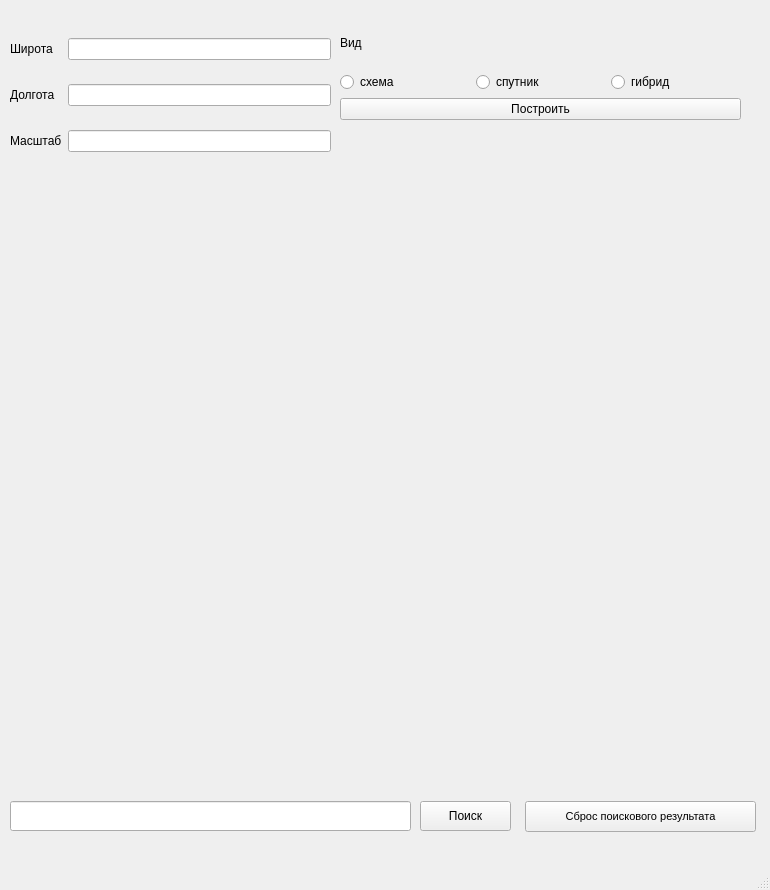
Qt form des.ui (Darya-Tolmeneva/BigProject0-0) before a commit.
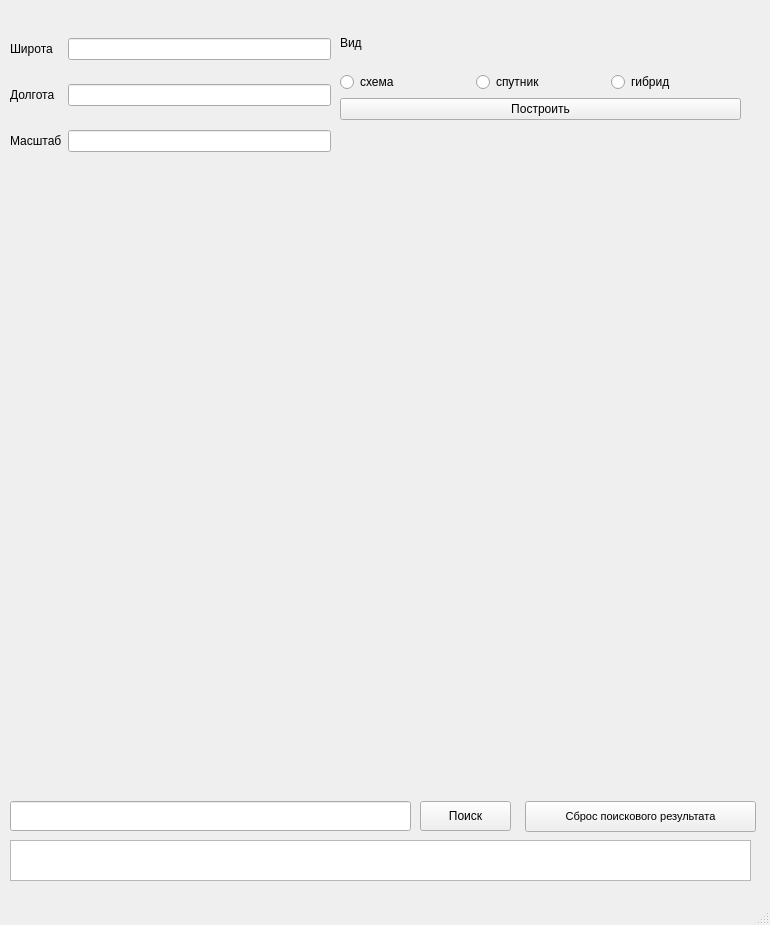
The same form after that commit.

Commit message: Вывод полного адреса

Patch:
```diff
--- a/des.ui
+++ b/des.ui
@@ -7,7 +7,7 @@
     <x>0</x>
     <y>0</y>
     <width>770</width>
-    <height>890</height>
+    <height>925</height>
    </rect>
   </property>
   <property name="windowTitle">
@@ -168,6 +168,22 @@
      <string>Сброс поискового результата</string>
     </property>
    </widget>
+   <widget class="QPlainTextEdit" name="plainTextEdit">
+    <property name="enabled">
+     <bool>true</bool>
+    </property>
+    <property name="geometry">
+     <rect>
+      <x>10</x>
+      <y>840</y>
+      <width>741</width>
+      <height>41</height>
+     </rect>
+    </property>
+    <property name="readOnly">
+     <bool>true</bool>
+    </property>
+   </widget>
   </widget>
   <widget class="QMenuBar" name="menubar">
    <property name="geometry">
```
The commit also changes 1 other file.
